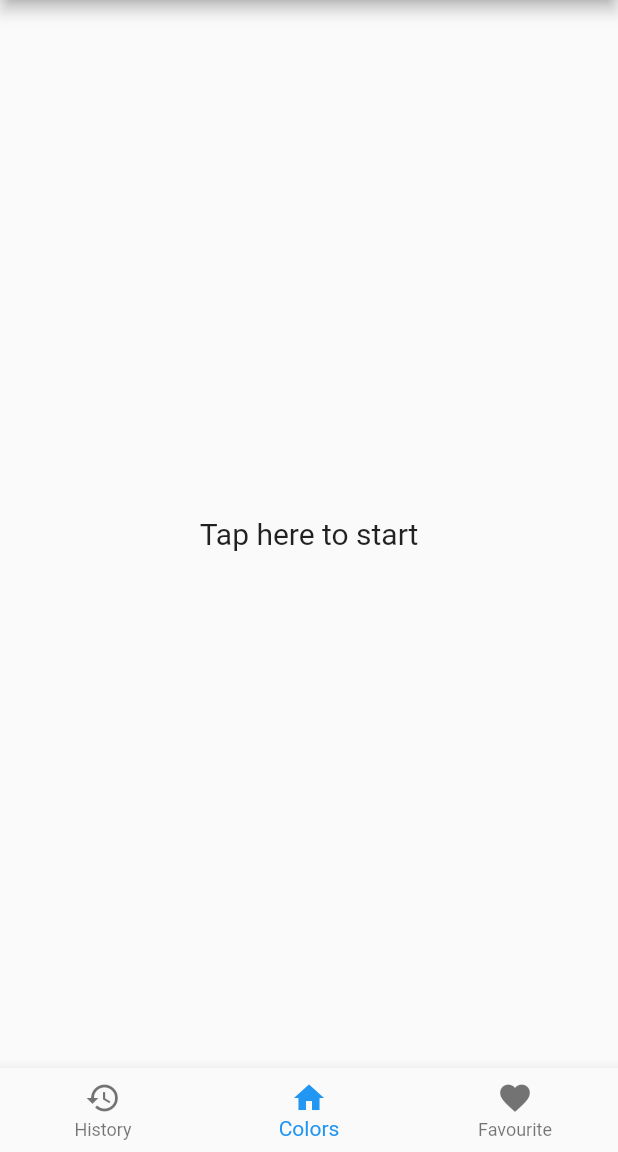
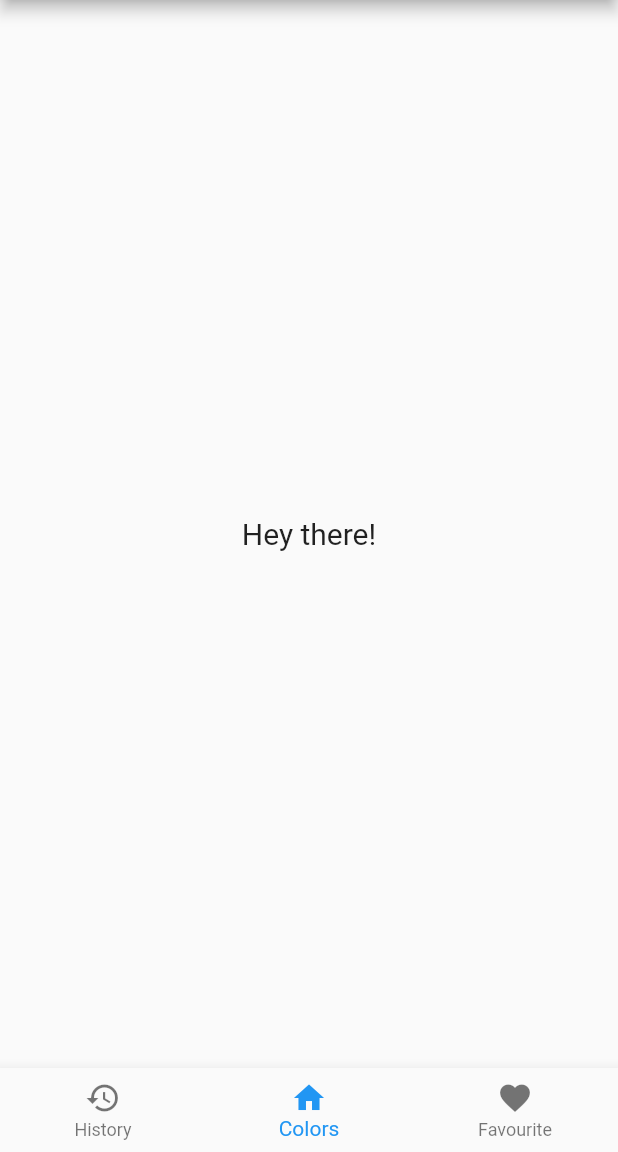
Before and after one commit to ArtemHryhorov/FlutterTestColorApp, a Flutter app: the screen it shows after launch, on a phone screen of 412 x 824 dp, the part 84-1236 px from its top. Run offline on Flutter 3.47's test engine with Material 2 defaults, Android fonts, the phone set to English and light mode, and no system bars.

Commit message:
Added ValueNotifier for logic of history and favourite

```diff
--- a/solid_software_test/lib/src/data/ColorsHistoryModel.dart
+++ b/solid_software_test/lib/src/data/ColorsHistoryModel.dart
@@ -1,30 +1,34 @@
+import 'dart:async';
+
 import 'package:flutter/material.dart';
 
 class ColorsHistoryModel {
-  ColorsHistoryModel._privateConstructor();
+  ColorsHistoryModel._internal();
 
-  List<Color> colorsList = [];
+  static final ColorsHistoryModel _singleton = ColorsHistoryModel._internal();
 
-  static final ColorsHistoryModel instance =
-      ColorsHistoryModel._privateConstructor();
+  ValueNotifier<List<Color>> colorsNotifier = ValueNotifier<List<Color>>([]);
+  List<Color> _colorsList = [];
 
-  void addColor(Color newColor) {
-    colorsList.add(newColor);
-  }
-
-  Color getLast() {
-    if (colorsList.isEmpty) {
+  Future<Color> getLast() async {
+    if (_colorsList.isEmpty) {
       return null;
     } else {
-      return colorsList.last;
+      return _colorsList.last;
     }
   }
 
+  void addColor(Color newColor) {
+    _colorsList.add(newColor);
+    colorsNotifier.value = List.from(_colorsList);
+  }
+
   void clearHistory() {
-    colorsList.clear();
+    _colorsList.clear();
+    colorsNotifier.value = [];
   }
 
   factory ColorsHistoryModel() {
-    return instance;
+    return _singleton;
   }
 }
--- a/solid_software_test/lib/src/data/FavouriteColorModel.dart
+++ b/solid_software_test/lib/src/data/FavouriteColorModel.dart
@@ -1,22 +1,28 @@
+import 'dart:async';
+
 import 'package:flutter/material.dart';
 
 class FavouriteColorModel {
-  FavouriteColorModel._privateConstructor();
+  FavouriteColorModel._internal();
 
-  Color color;
+  static final FavouriteColorModel _singleton = FavouriteColorModel._internal();
 
-  static final FavouriteColorModel instance =
-      FavouriteColorModel._privateConstructor();
+  ValueNotifier<Color> favouriteNotifier = ValueNotifier<Color>(null);
+  Color _color;
+
+  Future<Color> getFavourite() async => _color;
 
   void addToFavourite(Color favouriteColor) {
-    color = favouriteColor;
+    _color = favouriteColor;
+    favouriteNotifier.value = favouriteColor;
   }
 
   void deleteFromFavourite() {
-    color = null;
+    _color = null;
+    favouriteNotifier.value = null;
   }
 
   factory FavouriteColorModel() {
-    return instance;
+    return _singleton;
   }
 }
--- a/solid_software_test/lib/src/views/ui/MainNavigation.dart
+++ b/solid_software_test/lib/src/views/ui/MainNavigation.dart
@@ -7,16 +7,14 @@ import 'package:solid_software_test/src/views/ui/RandomColor.dart';
 
 class MainNavigation extends StatefulWidget {
   @override
-  State<StatefulWidget> createState() {
-    return _MainNavigation();
-  }
+  State<StatefulWidget> createState() => _MainNavigation();
 }
 
 class _MainNavigation extends State<MainNavigation> {
-  ColorsHistoryModel colorsHistoryModel = ColorsHistoryModel.instance;
-  FavouriteColorModel favouriteColorModel = FavouriteColorModel.instance;
-  int currentIndex = 1;
-  final List<Widget> viewsList = [
+  ColorsHistoryModel _colorsHistoryModel = ColorsHistoryModel();
+  FavouriteColorModel _favouriteColorModel = FavouriteColorModel();
+  int _currentIndex = 1;
+  final List<Widget> _viewsList = [
     ColorsHistory(),
     RandomColor(),
     FavouriteColor()
@@ -26,15 +24,21 @@ class _MainNavigation extends State<MainNavigation> {
   Widget build(BuildContext context) {
     return Scaffold(
       appBar: AppBar(
-        title: Text('Solid Software'),
+        title: Text("Solid Software"),
         actions: <Widget>[
-          generateCurrentBarIcon()
+          IconButton(
+            icon: Icon(
+              generateCurrentBarIcon(),
+              color: Colors.white,
+            ),
+            onPressed: () { onIconPressed(); },
+          )
         ],
       ),
-      body: viewsList[currentIndex],
+      body: _viewsList[_currentIndex],
       bottomNavigationBar: BottomNavigationBar(
         onTap: onScreenSelected, // new
-        currentIndex: currentIndex,
+        currentIndex: _currentIndex,
         items: [
           BottomNavigationBarItem(icon: Icon(Icons.history), label: "History"),
           BottomNavigationBarItem(icon: Icon(Icons.home), label: "Colors"),
@@ -46,43 +50,31 @@ class _MainNavigation extends State<MainNavigation> {
 
   void onScreenSelected(int index) {
     setState(() {
-      currentIndex = index;
+      _currentIndex = index;
     });
   }
 
-  IconButton generateCurrentBarIcon() {
-    if (currentIndex == 0) {
-      return IconButton(
-        icon: Icon(
-          Icons.delete_forever,
-          color: Colors.white,
-        ),
-        onPressed: () {
-          colorsHistoryModel.clearHistory();
-        },
-      );
-    } else if (currentIndex == 1) {
-      return IconButton(
-        icon: Icon(
-          Icons.favorite,
-          color: Colors.white,
-        ),
-        onPressed: () {
-          favouriteColorModel.addToFavourite(
-            colorsHistoryModel.getLast()
-          );
-        },
-      );
+  IconData generateCurrentBarIcon() {
+    if (_currentIndex == 0) {
+      return Icons.delete_forever;
+    } else if (_currentIndex == 1) {
+      return Icons.favorite;
     } else {
-      return IconButton(
-        icon: Icon(
-          Icons.clear,
-          color: Colors.white,
-        ),
-        onPressed: () {
-          favouriteColorModel.deleteFromFavourite();
-        },
-      );
+      return Icons.clear;
+    }
+  }
+
+  void onIconPressed() {
+    if (_currentIndex == 0) {
+      _colorsHistoryModel.clearHistory();
+    } else if (_currentIndex == 1) {
+      () async {
+        _favouriteColorModel.addToFavourite(
+            await _colorsHistoryModel.getLast()
+        );
+      }();
+    } else {
+      _favouriteColorModel.deleteFromFavourite();
     }
   }
 }
--- a/solid_software_test/lib/src/views/ui/RandomColor.dart
+++ b/solid_software_test/lib/src/views/ui/RandomColor.dart
@@ -8,51 +8,38 @@ class RandomColor extends StatefulWidget {
 }
 
 class _RandomColorState extends State<RandomColor> {
-  ColorsHistoryModel colorsHistoryModel = ColorsHistoryModel.instance;
-  Color containerColor;
+  ColorsHistoryModel _colorsHistoryModel = ColorsHistoryModel();
 
   @override
   Widget build(BuildContext context) {
     return GestureDetector(
         onTap: () {
-          setState(() {
-            containerColor = generateRandomColor();
-            colorsHistoryModel.addColor(containerColor);
-          });
+          _colorsHistoryModel.addColor(generateRandomColor());
         },
-        child: Center(
-          child: createColorOrHint(),
-        )
+        child: getColorOrHint()
     );
   }
 
-  Widget createColorOrHint() {
-    if (containerColor == null && colorsHistoryModel.getLast() == null) {
-      return Text(
-        "Tap here to start",
-        textAlign: TextAlign.center,
-        style: new TextStyle(
-          fontSize: 20.0,
-        ),
+  Widget getColorOrHint() {
+    return ValueListenableBuilder<List<Color>>(
+        valueListenable: _colorsHistoryModel.colorsNotifier,
+        builder: (context, colors, widget) {
+          if (colors != null && colors.isNotEmpty) {
+            return Container(
+              color: colors.last ?? Colors.white
             );
           } else {
-      return SizedBox.expand(
-        child: Container(
-          color: getCurrentColor(),
+            return Container(
+              color: Colors.transparent,
+              alignment: Alignment.center,
+              child: Text(
+                  "Hey there!",
+                  textAlign: TextAlign.center,
+                  style: new TextStyle(fontSize: 20.0)
               ),
             );
           }
         }
-
-  Color getCurrentColor() {
-    if (containerColor == null) {
-      if (colorsHistoryModel.getLast() == null) {
-        return Colors.white;
-      } else {
-        return colorsHistoryModel.getLast();
-      }
-    } else {
-      return containerColor;
+    );
   }
 }
-}
--- a/solid_software_test/lib/src/views/utils/RandomColorGenerator.dart
+++ b/solid_software_test/lib/src/views/utils/RandomColorGenerator.dart
@@ -5,7 +5,7 @@ import 'package:flutter/material.dart';
 Color generateRandomColor() {
   final Random _random = Random();
   return Color.fromARGB(
-    _random.nextInt(256),
+    255,
     _random.nextInt(256),
     _random.nextInt(256),
     _random.nextInt(256),
```
Also changed, not shown: solid_software_test/lib/src/views/ui/ColorsHistory.dart (+20 -21 lines), solid_software_test/lib/src/views/ui/FavouriteColor.dart (+13 -11 lines). Lines whose indentation alone changed are shown as unchanged.
